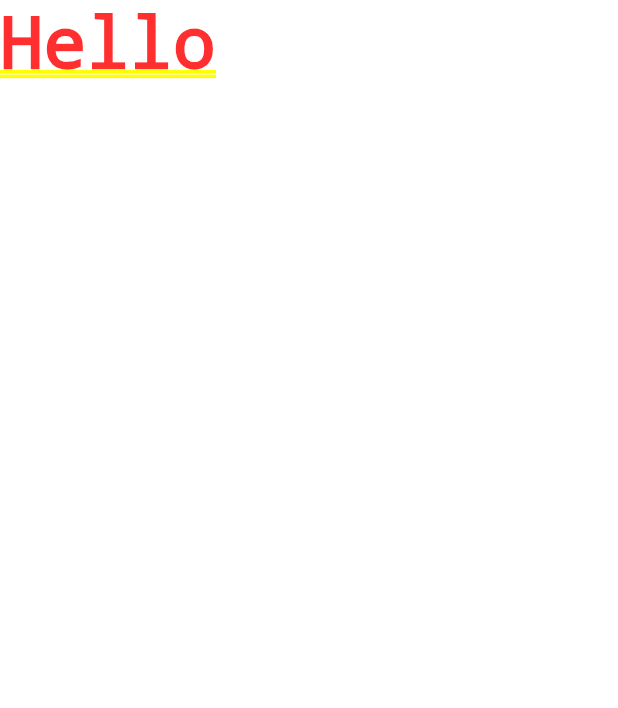
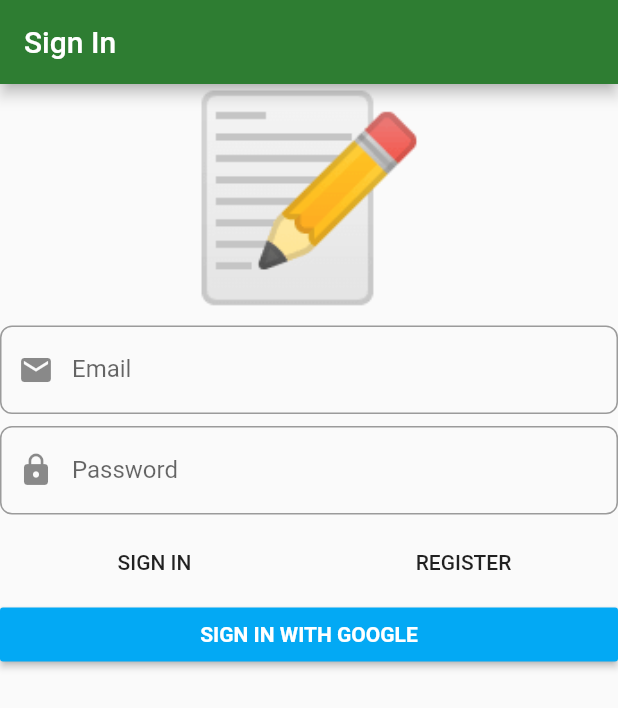
Before and after one commit to rhutikcodes/notes-app-ddd, a Flutter app: the screen it shows after launch, on a phone screen of 412 x 824 dp. Shown: the top 708 px of the screen. Run offline on Flutter 3.47's test engine with Material 2 defaults, Android fonts, the phone set to English and light mode, and no system bars; our stand-ins replace another_flushbar, bloc, dartz, firebase_auth, firebase_core, flutter_bloc and 4 more; accounts and stored records are empty.

Commit message:
:sparkles: Sign-In Form UI

```diff
--- a/analysis_options.yaml
+++ b/analysis_options.yaml
@@ -7,3 +7,4 @@ analyzer:
     must_be_immutable: error
     sort_unnamed_constructors_first: ignore
     sort_pub_dependencies: ignore
+    prefer_const_literals_to_create_immutables: ignore
--- a/lib/main.dart
+++ b/lib/main.dart
@@ -1,31 +1,12 @@
+import 'package:firebase_core/firebase_core.dart';
 import 'package:flutter/material.dart';
 import 'package:injectable/injectable.dart';
 import 'package:notes/injection.dart';
+import 'package:notes/presentation/core/app_widget.dart';
 
-void main() {
+Future<void> main() async {
+  WidgetsFlutterBinding.ensureInitialized();
+  await Firebase.initializeApp();
   configureInjection(Environment.prod);
-  runApp(MyApp());
+  runApp(AppWidget());
 }
-
-class MyApp extends StatelessWidget {
-  // This widget is the root of your application.
-  @override
-  Widget build(BuildContext context) {
-    return MaterialApp(
-      title: 'Flutter Demo',
-      theme: ThemeData(
-        // This is the theme of your application.
-        //
-        // Try running your application with "flutter run". You'll see the
-        // application has a blue toolbar. Then, without quitting the app, try
-        // changing the primarySwatch below to Colors.green and then invoke
-        // "hot reload" (press "r" in the console where you ran "flutter run",
-        // or simply save your changes to "hot reload" in a Flutter IDE).
-        // Notice that the counter didn't reset back to zero; the application
-        // is not restarted.
-        primarySwatch: Colors.blue,
-      ),
-      home: const Text("Hello"),
-    );
-  }
-}
--- /dev/null
+++ b/lib/presentation/core/app_widget.dart
@@ -0,0 +1,22 @@
+import 'package:flutter/material.dart';
+import 'package:notes/presentation/sign_in/sign_in_page.dart';
+
+class AppWidget extends StatelessWidget {
+  @override
+  Widget build(BuildContext context) {
+    return MaterialApp(
+      title: 'Notes',
+      home: SignInPage(),
+      debugShowCheckedModeBanner: false,
+      theme: ThemeData.light().copyWith(
+        primaryColor: Colors.green[800],
+        accentColor: Colors.blueAccent,
+        inputDecorationTheme: InputDecorationTheme(
+          border: OutlineInputBorder(
+            borderRadius: BorderRadius.circular(8),
+          ),
+        ),
+      ),
+    );
+  }
+}
--- /dev/null
+++ b/lib/presentation/sign_in/sign_in_page.dart
@@ -0,0 +1,21 @@
+import 'package:flutter/material.dart';
+import 'package:flutter_bloc/flutter_bloc.dart';
+import 'package:notes/application/auth/bloc/sign_in_form_bloc.dart';
+import 'package:notes/presentation/sign_in/widgets/sign_in_form.dart';
+
+import '../../injection.dart';
+
+class SignInPage extends StatelessWidget {
+  @override
+  Widget build(BuildContext context) {
+    return Scaffold(
+      appBar: AppBar(
+        title: const Text('Sign In'),
+      ),
+      body: BlocProvider(
+        create: (context) => getIt<SignInFormBloc>(),
+        child: SignInForm(),
+      ),
+    );
+  }
+}
--- /dev/null
+++ b/lib/presentation/sign_in/widgets/sign_in_form.dart
@@ -0,0 +1,132 @@
+import 'package:another_flushbar/flushbar_helper.dart';
+import 'package:flutter/material.dart';
+import 'package:flutter_bloc/flutter_bloc.dart';
+import 'package:notes/application/auth/bloc/sign_in_form_bloc.dart';
+
+class SignInForm extends StatelessWidget {
+  @override
+  Widget build(BuildContext context) {
+    return BlocConsumer<SignInFormBloc, SignInFormState>(
+      listener: (context, state) {
+        state.authFailureOrSuccessOption.fold(
+          () {},
+          (either) => either.fold(
+            (failure) {
+              FlushbarHelper.createError(
+                message: failure.map(
+                  cancelledByUser: (_) => 'Cancelled',
+                  serverError: (_) => 'Server error',
+                  emailAlreadyInUse: (_) => 'Email already in use',
+                  invalidEmailAndPasswordCombination: (_) =>
+                      'Invalid email and password combination',
+                ),
+              ).show(context);
+            },
+            (_) {
+              // TODO: Navigate
+            },
+          ),
+        );
+      },
+      builder: (context, state) {
+        return Form(
+          autovalidate: state.showErrorMessages,
+          child: ListView(
+            children: [
+              const Text(
+                '📝',
+                textAlign: TextAlign.center,
+                style: TextStyle(fontSize: 130),
+              ),
+              const SizedBox(height: 8),
+              TextFormField(
+                decoration: const InputDecoration(
+                  prefixIcon: Icon(Icons.email),
+                  labelText: 'Email',
+                ),
+                autocorrect: false,
+                onChanged: (value) => context
+                    .read<SignInFormBloc>()
+                    .add(SignInFormEvent.emailChanged(value)),
+                validator: (_) => context
+                    .read<SignInFormBloc>()
+                    .state
+                    .emailAddress
+                    .value
+                    .fold(
+                      (f) => f.maybeMap(
+                        invalidEmail: (_) => 'Invalid Email',
+                        orElse: () => null,
+                      ),
+                      (_) => null,
+                    ),
+              ),
+              const SizedBox(height: 8),
+              TextFormField(
+                decoration: const InputDecoration(
+                  prefixIcon: Icon(Icons.lock),
+                  labelText: 'Password',
+                ),
+                autocorrect: false,
+                obscureText: true,
+                onChanged: (value) => context
+                    .read<SignInFormBloc>()
+                    .add(SignInFormEvent.passwordChanged(value)),
+                validator: (_) =>
+                    context.read<SignInFormBloc>().state.password.value.fold(
+                          (f) => f.maybeMap(
+                            shortPassword: (_) => 'Short Password',
+                            orElse: () => null,
+                          ),
+                          (_) => null,
+                        ),
+              ),
+              const SizedBox(height: 8),
+              Row(
+                children: [
+                  Expanded(
+                    child: FlatButton(
+                      onPressed: () {
+                        context.read<SignInFormBloc>().add(
+                              const SignInFormEvent
+                                  .signInWithEmailAndPasswordPressed(),
+                            );
+                      },
+                      child: const Text('SIGN IN'),
+                    ),
+                  ),
+                  Expanded(
+                    child: FlatButton(
+                      onPressed: () {
+                        context.read<SignInFormBloc>().add(
+                              const SignInFormEvent
+                                  .registerWithEmailAndPasswordPressed(),
+                            );
+                      },
+                      child: const Text('REGISTER'),
+                    ),
+                  ),
+                ],
+              ),
+              RaisedButton(
+                onPressed: () {
+                  context
+                      .read<SignInFormBloc>()
+                      .add(const SignInFormEvent.signInWithGooglePressed());
+                },
+                color: Colors.lightBlue,
+                child: const Text(
+                  'SIGN IN WITH GOOGLE',
+                  style: TextStyle(
+                    color: Colors.white,
+                    fontWeight: FontWeight.bold,
+                  ),
+                ),
+              )
+            ],
+          ),
+        );
+      },
+    );
+  }
+}
--- a/pubspec.yaml
+++ b/pubspec.yaml
@@ -9,11 +9,12 @@ environment:
 dependencies:
   flutter:
     sdk: flutter
-  bloc: ^7.0.0
+  another_flushbar: ^1.10.17
   cupertino_icons: ^1.0.2
   dartz: ^0.10.0-nullsafety.1
   firebase_auth: ^1.0.3
   firebase_core: ^1.0.3
+  flutter_bloc: ^7.0.0
   freezed_annotation: ^0.14.1
   get_it: ^6.1.1
   google_sign_in: ^5.0.1
```
Also changed, not shown: pubspec.lock, 3 other files.
